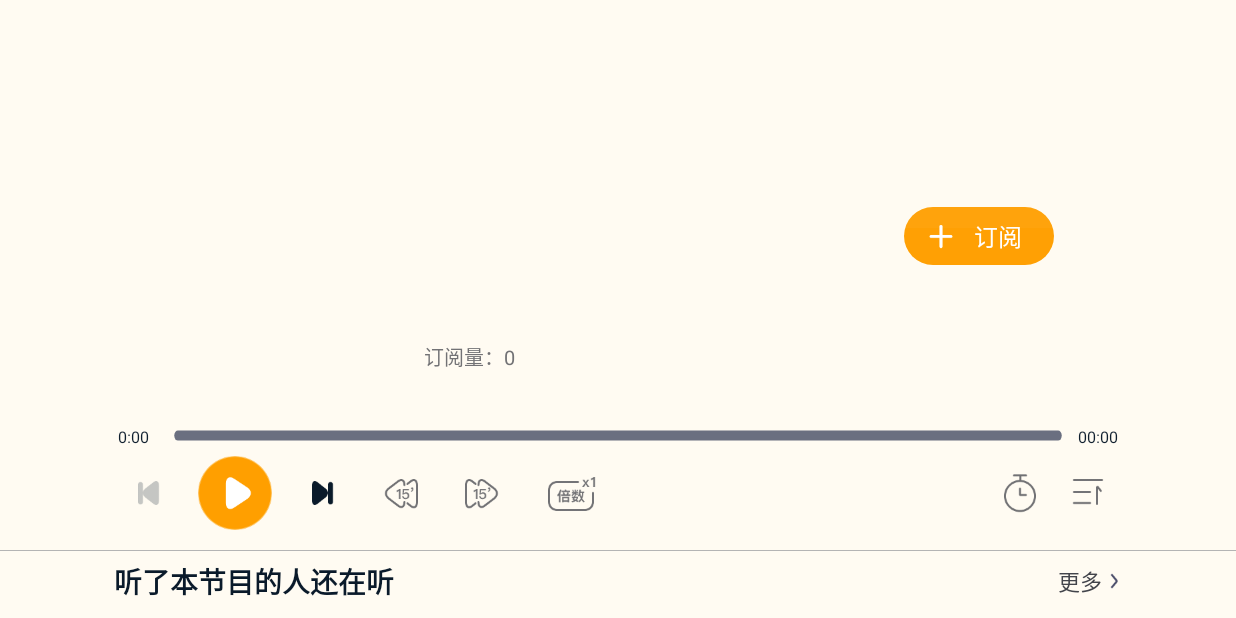
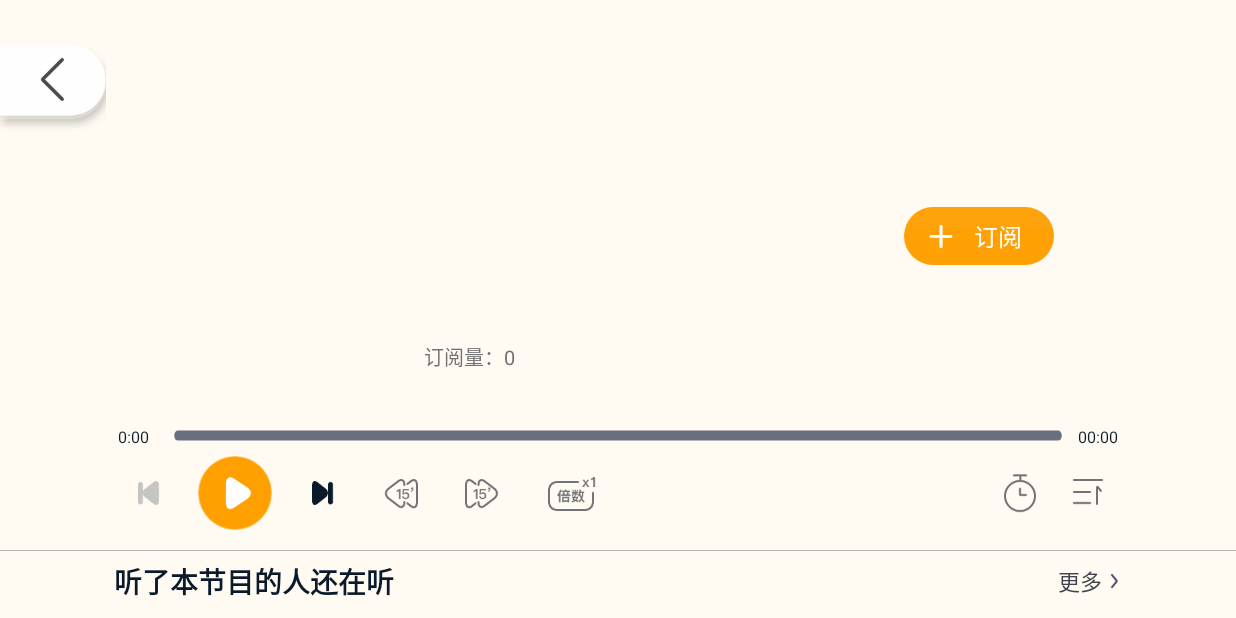
Before and after one commit to xionghaoo/tadpole_story, an Android app: the fragment NowPlayingFragment placed in its activity, scrolled down 2 dp, on a phone screen of 824 x 412 dp (held sideways). Run offline under Robolectric (Android 15) with nearby library versions, the phone set to English and light mode, and no system bars; our stand-ins replace Dagger/Hilt's generated code, FlexboxLayout, Room's generated code, Timber; libraries missing offline, so code that uses them is left out: com.mikhaellopez.circularprogressbar, xh.zero.core; network calls fail; pictures from the network do not load; 7 statements that could not run were skipped.

Commit message:
页面跳转测试

```diff
--- a/app/src/main/AndroidManifest.xml
+++ b/app/src/main/AndroidManifest.xml
@@ -43,6 +43,7 @@
             android:exported="true"
             android:launchMode="singleTask"
             android:screenOrientation="userLandscape">
+            <nav-graph android:value="@navigation/nav_graph" />
              <intent-filter>
                  <action android:name="android.intent.action.MAIN" />
                  <category android:name="android.intent.category.LAUNCHER" />
--- a/app/src/main/java/xh/zero/tadpolestory/ui/MainActivity.kt
+++ b/app/src/main/java/xh/zero/tadpolestory/ui/MainActivity.kt
@@ -1,5 +1,6 @@
 package xh.zero.tadpolestory.ui
 
+import android.content.Context
 import android.content.Intent
 import android.os.Build
 import android.os.Bundle
@@ -14,6 +15,10 @@ import androidx.core.view.isVisible
 import androidx.fragment.app.viewModels
 import androidx.lifecycle.MediatorLiveData
 import androidx.localbroadcastmanager.content.LocalBroadcastManager
+import androidx.navigation.NavDeepLinkBuilder
+import androidx.navigation.NavOptionsBuilder
+import androidx.navigation.findNavController
+import androidx.navigation.fragment.NavHostFragment
 import com.lzf.easyfloat.EasyFloat
 import com.mikhaellopez.circularprogressbar.CircularProgressBar
 import dagger.hilt.android.AndroidEntryPoint
@@ -23,12 +28,10 @@ import xh.zero.tadpolestory.Configs
 import xh.zero.tadpolestory.GlideApp
 import xh.zero.tadpolestory.R
 import xh.zero.tadpolestory.databinding.ActivityMainBinding
+import xh.zero.tadpolestory.replaceFragment
 import xh.zero.tadpolestory.repo.Repository
 import xh.zero.tadpolestory.repo.TadpoleMusicService
-import xh.zero.tadpolestory.ui.album.AlbumViewModel
-import xh.zero.tadpolestory.ui.album.NowPlayingActivity
-import xh.zero.tadpolestory.ui.album.NowPlayingViewModel
-import xh.zero.tadpolestory.ui.album.TrackListFragment
+import xh.zero.tadpolestory.ui.album.*
 import xh.zero.tadpolestory.ui.home.ChildStoryFragment
 import javax.inject.Inject
 
@@ -40,6 +43,13 @@ class MainActivity : BaseActivity(),
 
     companion object {
         const val ACTION_NOTIFICATION_PLAYER = "${Configs.PACKAGE_NAME}.MainActivity.ACTION_NOTIFICATION_PLAYER"
+        const val ACTION_ALBUM_DETAIL = "${Configs.PACKAGE_NAME}.MainActivity.ACTION_ALBUM_DETAIL"
+
+        fun startToAlbumDetail(context: Context?) {
+            context?.startActivity(Intent(context, MainActivity::class.java).apply {
+                action = ACTION_ALBUM_DETAIL
+            })
+        }
     }
 
     private lateinit var binding: ActivityMainBinding
@@ -80,7 +90,16 @@ class MainActivity : BaseActivity(),
     override fun onNewIntent(intent: Intent?) {
         super.onNewIntent(intent)
         startNowPlayingPage(intent)
-//        Timber.d("onNewIntent: ${intent?.action}, ${intent?.data}")
+
+        if (intent?.action == ACTION_ALBUM_DETAIL) {
+            val navHostFragment =
+                supportFragmentManager.findFragmentById(R.id.nav_host_fragment) as NavHostFragment
+            val navController = navHostFragment.navController
+            navController.navigate(R.id.albumDetailFragment, Bundle().apply {
+                putString("albumTitle", "")
+                putLong("totalCount", 0L)
+            })
+        }
     }
 
     override fun onDestroy() {
@@ -226,6 +245,24 @@ class MainActivity : BaseActivity(),
                 MotionEvent.ACTION_UP -> {
                     if (e.x - expandStartX < 20) {
                         NowPlayingActivity.start(this, viewModel.repo.prefs.nowPlayingAlbumTitle)
+
+//                        val pendingIntent = NavDeepLinkBuilder(this)
+//                            .setGraph(R.navigation.nav_graph)
+//                            .setDestination(R.id.nowPlayingFragment)
+////                            .setArguments(Bundle().apply {
+////                                putString("albumTitle", viewModel.repo.prefs.nowPlayingAlbumTitle)
+////                            })
+//                            .createPendingIntent()
+//                        startActivity()
+
+//                        val navHostFragment =
+//                            supportFragmentManager.findFragmentById(R.id.nav_host_fragment) as NavHostFragment
+//                        val navController = navHostFragment.navController
+//                        navController.navigate(R.id.nowPlayingFragment, Bundle().apply {
+//                            putString(NowPlayingFragment.ARG_ALBUM_TITLE, viewModel.repo.prefs.nowPlayingAlbumTitle)
+//                        })
+
+
                     }
                 }
             }
--- a/app/src/main/java/xh/zero/tadpolestory/ui/album/NowPlayingActivity.kt
+++ b/app/src/main/java/xh/zero/tadpolestory/ui/album/NowPlayingActivity.kt
@@ -35,9 +35,9 @@ class NowPlayingActivity : BaseActivity() {
         super.onCreate(savedInstanceState)
         binding = ActivityNowPlayingBinding.inflate(layoutInflater)
         setContentView(binding.root)
-        binding.btnBack.setOnClickListener {
-            onBackPressed()
-        }
+//        binding.btnBack.setOnClickListener {
+//            onBackPressed()
+//        }
 
         replaceFragment(NowPlayingFragment.newInstance(albumTitle), R.id.fragment_container)
     }
--- a/app/src/main/java/xh/zero/tadpolestory/ui/album/NowPlayingFragment.kt
+++ b/app/src/main/java/xh/zero/tadpolestory/ui/album/NowPlayingFragment.kt
@@ -28,13 +28,15 @@ import xh.zero.tadpolestory.R
 import xh.zero.tadpolestory.databinding.FragmentNowPlayingBinding
 import xh.zero.tadpolestory.handleResponse
 import xh.zero.tadpolestory.repo.data.Album
+import xh.zero.tadpolestory.ui.BaseFragment
+import xh.zero.tadpolestory.ui.MainActivity
 import kotlin.math.roundToInt
 import kotlin.math.roundToLong
 
 @AndroidEntryPoint
-class NowPlayingFragment : Fragment() {
+class NowPlayingFragment : BaseFragment<FragmentNowPlayingBinding>() {
 
-    private lateinit var binding: FragmentNowPlayingBinding
+//    private lateinit var binding: FragmentNowPlayingBinding
     private val viewModel: NowPlayingViewModel by viewModels()
     private var isTouchingSeekBar = false
 
@@ -64,16 +66,29 @@ class NowPlayingFragment : Fragment() {
         arguments?.getString(ARG_ALBUM_TITLE) ?: ""
     }
 
-    override fun onCreateView(
-        inflater: LayoutInflater, container: ViewGroup?,
+//    override fun onCreateView(
+//        inflater: LayoutInflater, container: ViewGroup?,
+//        savedInstanceState: Bundle?
+//    ): View? {
+//        binding =  FragmentNowPlayingBinding.inflate(inflater, container, false)
+//        return binding.root
+//    }
+
+    override fun onCreateBindLayout(
+        inflater: LayoutInflater,
+        container: ViewGroup?,
         savedInstanceState: Bundle?
-    ): View? {
-        binding =  FragmentNowPlayingBinding.inflate(inflater, container, false)
-        return binding.root
+    ): FragmentNowPlayingBinding {
+        return FragmentNowPlayingBinding.inflate(inflater, container, false)
     }
 
-    override fun onViewCreated(view: View, savedInstanceState: Bundle?) {
-        super.onViewCreated(view, savedInstanceState)
+    override fun rootView(): View = binding.root
+
+    override fun onFirstViewCreated(view: View, savedInstanceState: Bundle?) {
+        binding.vBack.setOnClickListener {
+            activity?.onBackPressed()
+        }
+
         viewModel.repo.prefs.nowPlayingAlbumTitle = albumTitle
 
         viewModel.mediaMetadata.observe(viewLifecycleOwner) { mediaItem ->
@@ -165,7 +180,7 @@ class NowPlayingFragment : Fragment() {
         binding.scrollView.setOnTouchListener { v, event ->
             if (event?.action == MotionEvent.ACTION_UP
                 || event?.action == MotionEvent.ACTION_CANCEL) {
-                Timber.d("current scroll y = $currentScrollY, $progressBarScrollDiff, $relativeAlbumExtra1ScrollDiff")
+//                Timber.d("current scroll y = $currentScrollY, $progressBarScrollDiff, $relativeAlbumExtra1ScrollDiff")
                 CoroutineScope(Dispatchers.Default).launch {
                     delay(100)
                     withContext(Dispatchers.Main) {
@@ -210,6 +225,9 @@ class NowPlayingFragment : Fragment() {
         loadRelativeAlbum(mediaItem.id.toInt())
     }
 
+    /**
+     * 加载相关专辑
+     */
     private fun loadRelativeAlbum(trackId: Int) {
         viewModel.getRelativeAlbum(trackId).observe(viewLifecycleOwner) {
             handleResponse(it) { r ->
@@ -237,15 +255,21 @@ class NowPlayingFragment : Fragment() {
                     lp.topMargin = resources.getDimension(R.dimen._12dp).toInt()
                     lp.bottomMargin = resources.getDimension(R.dimen._12dp).toInt()
                     lp.marginStart = if (index % 6 == 0) 0 else resources.getDimension(R.dimen._16dp).toInt()
+
+                    v.setOnClickListener {
+                        // 相关专辑
+                        MainActivity.startToAlbumDetail(context)
+                    }
                 }
 
                 if (r.isNotEmpty()) {
                     // 填充不够滚动的空间
                     val display = SystemUtil.displayInfo(requireContext())
-                    val requireRelativeHeight = display.heightPixels - binding.topBackground2.y.toInt() - binding.topBackground2.height
+                    val requireRelativeHeight: Int = display.heightPixels - binding.topBackground.height
                     val n = r.size / 6
-                    val num = if (r.size % 6 == 0) n else n + 1
-                    val actualRelativeHeight = resources.getDimension(R.dimen._248dp).toInt() * num
+                    val num = if (r.size > 0 && r.size % 6 == 0) n else n + 1
+                    val actualRelativeHeight = resources.getDimension(R.dimen._224dp).toInt() * num
+                    Timber.d("填充不够滚动的空间: $actualRelativeHeight, $requireRelativeHeight")
                     if (actualRelativeHeight < requireRelativeHeight) {
                         container.setPadding(
                             0, 0, 0, requireRelativeHeight - actualRelativeHeight
@@ -337,7 +361,7 @@ class NowPlayingFragment : Fragment() {
             var percent: Float = 1f - scrollY.toFloat() / coverImgY
             if (percent > 1f) percent = 1f
             if (percent < 0f) percent = 0f
-            Timber.d("handleTransform:: percent: $percent, ${relativeAlbumExtra1ScrollDiff}, $scrollY")
+//            Timber.d("handleTransform:: percent: $percent, ${relativeAlbumExtra1ScrollDiff}, $scrollY")
 
             transformCoverImage(percent)
             transformAlbumTitle(percent)
@@ -485,7 +509,7 @@ class NowPlayingFragment : Fragment() {
     }
 
     companion object {
-        private const val ARG_ALBUM_TITLE = "ARG_ALBUM_TITLE"
+        const val ARG_ALBUM_TITLE = "ARG_ALBUM_TITLE"
         private const val SCROLL_THRESHOLD = 0
 
         fun newInstance(albumTitle: String) = NowPlayingFragment().apply {
--- a/app/src/main/java/xh/zero/tadpolestory/ui/album/TrackListFragment.kt
+++ b/app/src/main/java/xh/zero/tadpolestory/ui/album/TrackListFragment.kt
@@ -12,6 +12,7 @@ import android.widget.TextView
 import androidx.core.content.ContextCompat
 import androidx.core.view.children
 import androidx.fragment.app.viewModels
+import androidx.navigation.fragment.findNavController
 import androidx.recyclerview.widget.LinearLayoutManager
 import androidx.recyclerview.widget.RecyclerView
 import com.google.android.flexbox.FlexboxLayout
@@ -93,6 +94,7 @@ class TrackListFragment : BaseFragment<FragmentTrackListBinding>() {
             viewModel.playMedia(item, pauseAllowed = false)
             // 显示正在播放页面
             NowPlayingActivity.start(context, albumTitle)
+//            findNavController().navigate(AlbumDetailFragmentDirections.actionAlbumDetailFragmentToNowPlayingFragment(albumTitle))
         }
         binding.rcTrackList.adapter = adapter
         binding.rcTrackList.addOnScrollListener(object : RecyclerView.OnScrollListener() {
--- a/app/src/main/res/layout/fragment_child_story.xml
+++ b/app/src/main/res/layout/fragment_child_story.xml
@@ -21,12 +21,13 @@
         app:layout_constraintStart_toStartOf="parent"
         app:layout_constraintTop_toTopOf="parent">
 
-        <ImageView
+        <androidx.appcompat.widget.AppCompatImageView
             android:layout_width="@dimen/_40dp"
             android:layout_height="@dimen/_40dp"
+            android:padding="@dimen/_3dp"
             android:layout_gravity="center_vertical|end"
             android:layout_marginEnd="@dimen/_12dp"
-            android:src="@android:color/holo_blue_bright" />
+            android:src="@mipmap/ic_search_34" />
     </FrameLayout>
 
     <ImageView
--- a/app/src/main/res/layout/fragment_now_playing.xml
+++ b/app/src/main/res/layout/fragment_now_playing.xml
@@ -15,11 +15,12 @@
         <androidx.constraintlayout.widget.ConstraintLayout
             android:layout_width="match_parent"
             android:layout_height="wrap_content">
-            <View
+            <androidx.appcompat.widget.AppCompatImageView
                 android:id="@+id/v_back"
                 android:layout_width="@dimen/_106dp"
                 android:layout_height="@dimen/_88dp"
                 android:layout_marginTop="@dimen/_48dp"
+                android:src="@mipmap/ic_back"
                 app:layout_constraintStart_toStartOf="parent"
                 app:layout_constraintTop_toTopOf="parent" />
 
```
Also changed, not shown: app/src/main/res/layout/activity_now_playing.xml (+8 -8 lines).
